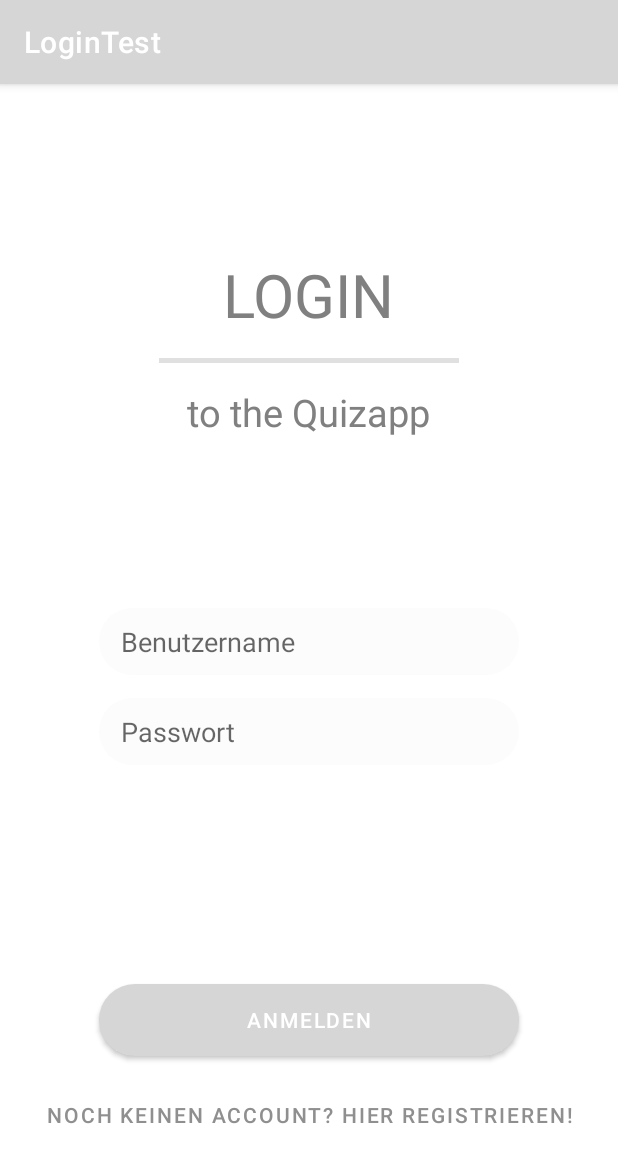
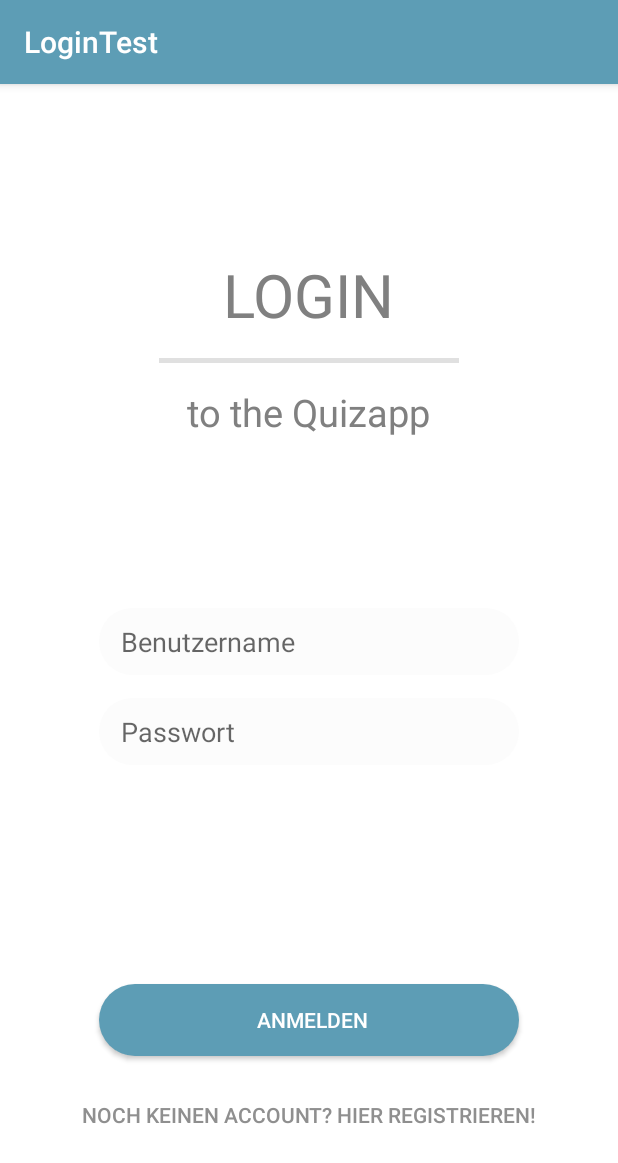
Before and after one commit to axntoniia/AndroidApp, an Android app: the screen it shows after launch (MainActivity), on a phone screen of 412 x 824 dp. Shown: the top 1163 px of the screen. Run offline under Robolectric (Android 15) with nearby library versions, the phone set to English and light mode, and no system bars.

Commit message:
laufende Version Login

```diff
--- a/app/src/main/AndroidManifest.xml
+++ b/app/src/main/AndroidManifest.xml
@@ -8,7 +8,7 @@
         android:label="@string/app_name"
         android:roundIcon="@mipmap/ic_launcher_round"
         android:supportsRtl="true"
-        android:theme="@style/Theme.AndroidApp">
+        android:theme="@style/AppTheme">
         <activity android:name=".MainActivity">
             <intent-filter>
                 <action android:name="android.intent.action.MAIN" />
--- a/app/src/main/java/com/example/androidapp/MainActivity.java
+++ b/app/src/main/java/com/example/androidapp/MainActivity.java
@@ -1,8 +1,11 @@
 package com.example.androidapp;
+
 
 import androidx.appcompat.app.AppCompatActivity;
 
 import android.os.Bundle;
+
+import com.example.androidapp.R;
 
 public class MainActivity extends AppCompatActivity {
 
--- a/app/src/main/res/values-night/themes.xml
+++ /dev/null
@@ -1,16 +0,0 @@
-<resources xmlns:tools="http://schemas.android.com/tools">
-    <!-- Base application theme. -->
-    <style name="Theme.AndroidApp" parent="Theme.MaterialComponents.DayNight.DarkActionBar">
-        <!-- Primary brand color. -->
-        <item name="colorPrimary">@color/purple_200</item>
-        <item name="colorPrimaryVariant">@color/purple_700</item>
-        <item name="colorOnPrimary">@color/black</item>
-        <!-- Secondary brand color. -->
-        <item name="colorSecondary">@color/teal_200</item>
-        <item name="colorSecondaryVariant">@color/teal_200</item>
-        <item name="colorOnSecondary">@color/black</item>
-        <!-- Status bar color. -->
-        <item name="android:statusBarColor" tools:targetApi="l">?attr/colorPrimaryVariant</item>
-        <!-- Customize your theme here. -->
-    </style>
-</resources>
--- a/app/src/main/res/values/themes.xml
+++ /dev/null
@@ -1,16 +0,0 @@
-<resources xmlns:tools="http://schemas.android.com/tools">
-    <!-- Base application theme. -->
-    <style name="Theme.AndroidApp" parent="Theme.MaterialComponents.DayNight.DarkActionBar">
-        <!-- Primary brand color. -->
-        <item name="colorPrimary">@color/purple_500</item>
-        <item name="colorPrimaryVariant">@color/purple_700</item>
-        <item name="colorOnPrimary">@color/white</item>
-        <!-- Secondary brand color. -->
-        <item name="colorSecondary">@color/teal_200</item>
-        <item name="colorSecondaryVariant">@color/teal_700</item>
-        <item name="colorOnSecondary">@color/black</item>
-        <!-- Status bar color. -->
-        <item name="android:statusBarColor" tools:targetApi="l">?attr/colorPrimaryVariant</item>
-        <!-- Customize your theme here. -->
-    </style>
-</resources>
```
